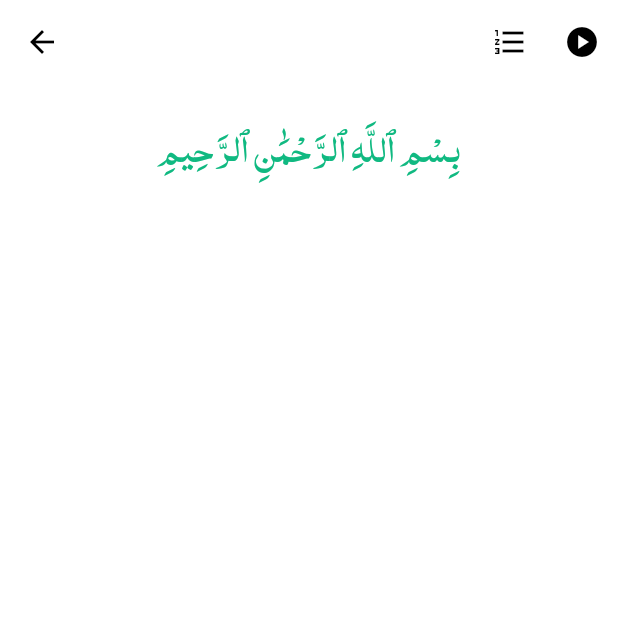
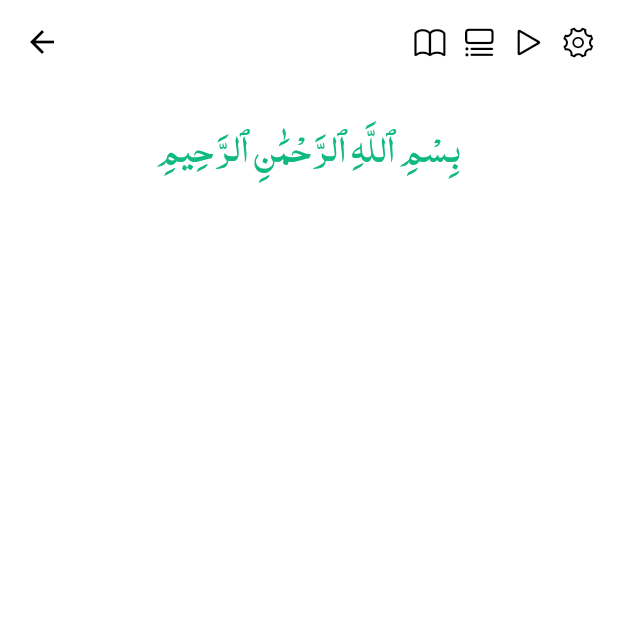
Before and after one commit to sherimello/quran_flutter_app, a Flutter app: the SurahDetailScreen screen opened directly with empty values, on a phone screen of 412 x 824 dp, the top half of it. Run offline on Flutter 3.47's test engine with Material 3 defaults, Android fonts, the phone set to English and light mode, and no system bars; drawn by our look-alikes of scrollable_positioned_list; our stand-ins replace audioplayers, dio, flutter_widget_from_html, google_fonts, shared_preferences, sqflite and 1 more; accounts and stored records are empty.

Commit message:
stable alhamdulillah.

```diff
--- a/lib/screens/auth_screen.dart
+++ b/lib/screens/auth_screen.dart
@@ -1,3 +1,5 @@
+import 'dart:developer';
+
 import 'package:flutter/material.dart';
 import '../services/supabase_service.dart';
 import 'home_screen.dart';
@@ -95,6 +97,7 @@ class _AuthScreenState extends State<AuthScreen>
         );
       }
     } catch (e) {
+      log(e.toString().replaceAll('Exception: ', ''));
       if (mounted) {
         ScaffoldMessenger.of(context).showSnackBar(
           SnackBar(
--- a/lib/screens/bookmarks_screen.dart
+++ b/lib/screens/bookmarks_screen.dart
@@ -1,3 +1,4 @@
+import 'package:flutter/cupertino.dart';
 import 'package:flutter/material.dart';
 import '../services/supabase_service.dart';
 import '../services/database_service.dart';
@@ -124,7 +125,7 @@ class _BookmarksScreenState extends State<BookmarksScreen> {
                   },
                   child: ExpansionTile(
                     title: Text(folderName),
-                    leading: const Icon(Icons.folder),
+                    leading: const Icon(CupertinoIcons.folder),
                     children: bookmarks.map((bookmark) {
                       return ListTile(
                         onLongPress: () {
--- a/lib/screens/surah_detail_screen.dart
+++ b/lib/screens/surah_detail_screen.dart
@@ -8,6 +8,7 @@ import '../services/database_service.dart';
 import '../services/audio_service.dart';
 import '../services/supabase_service.dart';
 import '../providers/settings_provider.dart';
+import 'settings_screen.dart';
 
 class SurahDetailScreen extends StatefulWidget {
   final Map<String, dynamic> surah;
@@ -28,6 +29,7 @@ class _SurahDetailScreenState extends State<SurahDetailScreen> {
   double _downloadProgress = 0.0;
   int? _playingAyahId;
   bool _isAutoPlaying = false;
+  bool _isReadingMode = false;
 
   final ItemScrollController _itemScrollController = ItemScrollController();
   final ItemPositionsListener _itemPositionsListener =
@@ -475,6 +477,8 @@ class _SurahDetailScreenState extends State<SurahDetailScreen> {
 
   @override
   Widget build(BuildContext context) {
+    var size = MediaQuery.of(context).size;
+
     return Consumer<SettingsProvider>(
       builder: (context, settings, child) {
         bool showBasmalaHeader =
@@ -485,34 +489,74 @@ class _SurahDetailScreenState extends State<SurahDetailScreen> {
 
         return Scaffold(
           appBar: AppBar(
-            title: Text(widget.surah['englishName']),
+            titleSpacing: 0,
+            title: Text(
+              widget.surah['englishName'],
+              style: TextStyle(
+                fontSize: size.width * .041,
+                fontWeight: FontWeight.w900,
+              ),
+            ),
             actions: [
-              IconButton(
-                icon: const Icon(Icons.format_list_numbered),
-                tooltip: 'Jump to Verse',
-                onPressed: _showJumpToVerseDialog,
+              GestureDetector(
+                onTap: () => setState(() => _isReadingMode = !_isReadingMode),
+                child: Icon(
+                  _isReadingMode
+                      ? CupertinoIcons.book_fill
+                      : CupertinoIcons.book,
+                  color: _isReadingMode
+                      ? Theme.of(context).colorScheme.primary
+                      : null,
+                ),
               ),
+              const SizedBox(width: 9),
+              GestureDetector(
+                onTap: _showJumpToVerseDialog,
+                child: const Icon(CupertinoIcons.list_bullet_below_rectangle),
+              ),
+              const SizedBox(width: 9),
               if (_isDownloadingAudio)
                 Padding(
-                  padding: const EdgeInsets.all(12.0),
-                  child: CircularProgressIndicator(value: _downloadProgress),
+                  padding: const EdgeInsets.all(5.0),
+                  child: SizedBox(
+                    width: size.width * .035,
+                    height: size.width * .035,
+                    child: CircularProgressIndicator(
+                      strokeWidth: 1.5,
+                      color: Theme.of(context).colorScheme.onSurface,
+                      value: _downloadProgress,
+                    ),
+                  ),
                 )
               else if (!_isAudioDownloaded)
-                IconButton(
-                  icon: const Icon(Icons.download),
-                  onPressed: _downloadAudio,
+                GestureDetector(
+                  onTap: _downloadAudio,
+                  child: const Icon(CupertinoIcons.cloud_download),
                 )
               else
-                IconButton(
-                  icon: Icon(
-                    _isAutoPlaying ? Icons.pause_circle : Icons.play_circle,
+                GestureDetector(
+                  onTap: _toggleSequentialPlay,
+                  child: Icon(
+                    _isAutoPlaying ? CupertinoIcons.stop : CupertinoIcons.play,
                     color: Theme.of(context).brightness == Brightness.light
                         ? Colors.black
                         : Colors.white,
                   ),
-                  onPressed: _toggleSequentialPlay,
                 ),
+              const SizedBox(width: 9),
+              GestureDetector(
+                onTap: () {
+                  Navigator.push(
+                    context,
+                    MaterialPageRoute(
+                      builder: (context) => const SettingsScreen(),
+                    ),
+                  );
+                },
+                child: const Icon(CupertinoIcons.gear),
+              ),
             ],
+            actionsPadding: EdgeInsets.only(right: size.width * .035),
           ),
           body: _isLoading
               ? const Center(child: CircularProgressIndicator())
@@ -604,6 +648,7 @@ class _SurahDetailScreenState extends State<SurahDetailScreen> {
                                     crossAxisAlignment:
                                         CrossAxisAlignment.stretch,
                                     children: [
+                                      // if (!_isReadingMode)
                                       Row(
                                         mainAxisAlignment:
                                             MainAxisAlignment.spaceBetween,
@@ -647,22 +692,8 @@ class _SurahDetailScreenState extends State<SurahDetailScreen> {
                                             ),
                                           ),
 
-                                          // CircleAvatar(
-                                          //   radius: 14,
-                                          //   backgroundColor: Theme.of(
-                                          //     context,
-                                          //   ).colorScheme.primaryContainer,
-                                          //   child: Text(
-                                          //     '${ayah['numberInSurah']}',
-                                          //     style: TextStyle(
-                                          //       fontSize: 12,
-                                          //       color: Theme.of(context)
-                                          //           .colorScheme
-                                          //           .onPrimaryContainer,
-                                          //     ),
-                                          //   ),
-                                          // ),
-                                          if (_isAudioDownloaded)
+                                          if (!_isReadingMode &&
+                                              _isAudioDownloaded)
                                             TextButton.icon(
                                               onPressed: () {
                                                 _playAyah(
@@ -765,7 +796,6 @@ class _SurahDetailScreenState extends State<SurahDetailScreen> {
                                         ),
                                       ),
 
-
                                       // TRANSLITERATION
                                       if (settings.pronunciation != 'none' &&
                                           ayah['pronunciation'] != null) ...[
@@ -776,7 +806,7 @@ class _SurahDetailScreenState extends State<SurahDetailScreen> {
                                             '<div style="text-align: end;">${ayah['pronunciation']}</div>',
                                             textStyle: TextStyle(
                                               fontSize:
-                                              settings.fontSize * 0.75,
+                                                  settings.fontSize * 0.75,
                                               color: Theme.of(
                                                 context,
                                               ).colorScheme.primary,
@@ -789,7 +819,7 @@ class _SurahDetailScreenState extends State<SurahDetailScreen> {
                                             textAlign: TextAlign.end,
                                             style: TextStyle(
                                               fontSize:
-                                              settings.fontSize * 0.75,
+                                                  settings.fontSize * 0.75,
                                               color: Theme.of(
                                                 context,
                                               ).colorScheme.primary,
@@ -798,8 +828,10 @@ class _SurahDetailScreenState extends State<SurahDetailScreen> {
                                             ),
                                           ),
                                       ],
+                                      const SizedBox(height: 11),
                                       // WORD BY WORD UI
-                                      if (settings.showWordByWord &&
+                                      if (!_isReadingMode &&
+                                          settings.showWordByWord &&
                                           ayah['words'] != null) ...[
                                         const SizedBox(height: 16),
                                         Wrap(
@@ -855,9 +887,10 @@ class _SurahDetailScreenState extends State<SurahDetailScreen> {
                                                     style: TextStyle(
                                                       fontFamily: arabicFont,
                                                       fontSize:
-                                                          settings.fontSize + 2,
+                                                          size.width * .047,
+                                                      height: 0,
                                                       fontWeight:
-                                                          FontWeight.bold,
+                                                          FontWeight.normal,
                                                       color: Theme.of(
                                                         context,
                                                       ).colorScheme.onSurface,
@@ -883,24 +916,30 @@ class _SurahDetailScreenState extends State<SurahDetailScreen> {
                                           }).toList(),
                                         ),
                                       ],
+                                      if (!_isReadingMode)
+                                        const SizedBox(height: 11),
 
                                       // TRANSLATION
-                                      if (ayah['translation'] != null) ...[
+                                      if (!_isReadingMode &&
+                                          ayah['translation'] != null) ...[
                                         const SizedBox(height: 11),
                                         Text(
                                           ayah['translation'],
                                           textAlign: TextAlign.left,
                                           style: TextStyle(
-                                            fontSize: settings.fontSize * 0.85,
+                                            fontSize: settings.fontSize - 4,
+                                            // fontSize: settings.fontSize * 0.75,
                                             color: Theme.of(
                                               context,
                                             ).textTheme.bodyLarge?.color,
+                                            fontWeight: FontWeight.normal,
                                           ),
                                         ),
                                       ],
 
                                       // TAFSEER
-                                      if (settings.showTafseer &&
+                                      if (!_isReadingMode &&
+                                          settings.showTafseer &&
                                           ayah['tafseer'] != null) ...[
                                         const SizedBox(height: 12),
                                         GestureDetector(
```
Also changed, not shown: lib/screens/home_screen.dart (+31 -18 lines), lib/screens/splash_screen.dart (+43 -31 lines).
